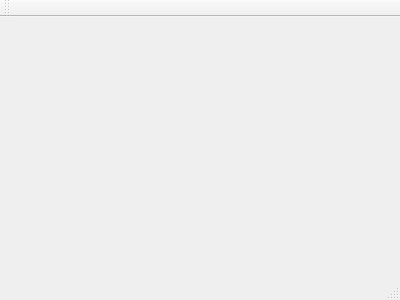
This is programs/KJVCanOpener/KJVCanOpener.ui in dewhisna/KingJamesPureBibleSearch as Qt 5 draws it before an edit. The edited form follows.
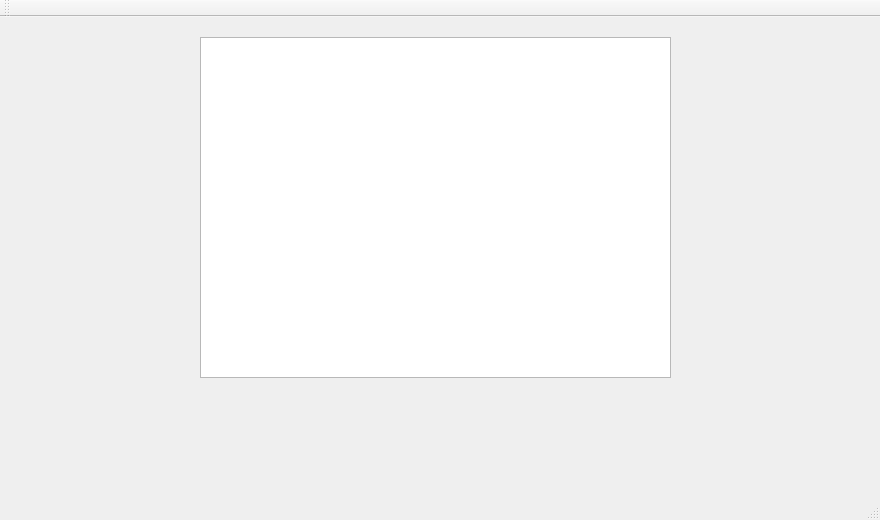
This is the edited form.

```diff
--- a/programs/KJVCanOpener/KJVCanOpener.ui
+++ b/programs/KJVCanOpener/KJVCanOpener.ui
@@ -1,24 +1,50 @@
 <ui version="4.0">
  <class>CKJVCanOpener</class>
- <widget class="QMainWindow" name="CKJVCanOpener" >
-  <property name="geometry" >
+ <widget class="QMainWindow" name="CKJVCanOpener">
+  <property name="geometry">
    <rect>
     <x>0</x>
     <y>0</y>
-    <width>400</width>
-    <height>300</height>
+    <width>880</width>
+    <height>520</height>
    </rect>
   </property>
   <property name="windowTitle" >
    <string>CKJVCanOpener</string>
   </property>
-  <widget class="QMenuBar" name="menuBar" />
-  <widget class="QToolBar" name="mainToolBar" />
-  <widget class="QWidget" name="centralWidget" />
-  <widget class="QStatusBar" name="statusBar" />
+  <widget class="QWidget" name="centralWidget">
+   <widget class="QTreeView" name="searchResultsView">
+    <property name="geometry">
+     <rect>
+      <x>200</x>
+      <y>20</y>
+      <width>471</width>
+      <height>341</height>
+     </rect>
+    </property>
+   </widget>
+  </widget>
+  <widget class="QMenuBar" name="menuBar">
+   <property name="geometry">
+    <rect>
+     <x>0</x>
+     <y>0</y>
+     <width>880</width>
+     <height>18</height>
+    </rect>
+   </property>
+  </widget>
+  <widget class="QToolBar" name="mainToolBar">
+   <attribute name="toolBarArea">
+    <enum>TopToolBarArea</enum>
+   </attribute>
+   <attribute name="toolBarBreak">
+    <bool>false</bool>
+   </attribute>
+  </widget>
+  <widget class="QStatusBar" name="statusBar"/>
  </widget>
- <layoutDefault spacing="6" margin="11" />
- <pixmapfunction></pixmapfunction>
+ <layoutdefault spacing="6" margin="11"/>
  <resources/>
  <connections/>
 </ui>
```
Left out of the diff: 3 changed lines with no effect on the pictures.
